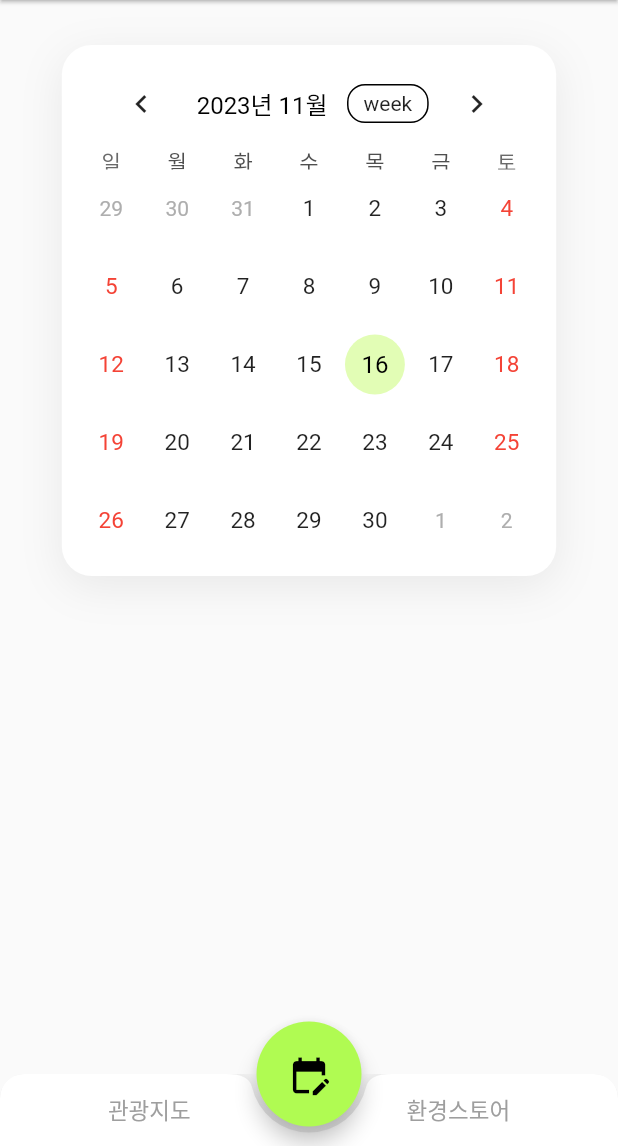
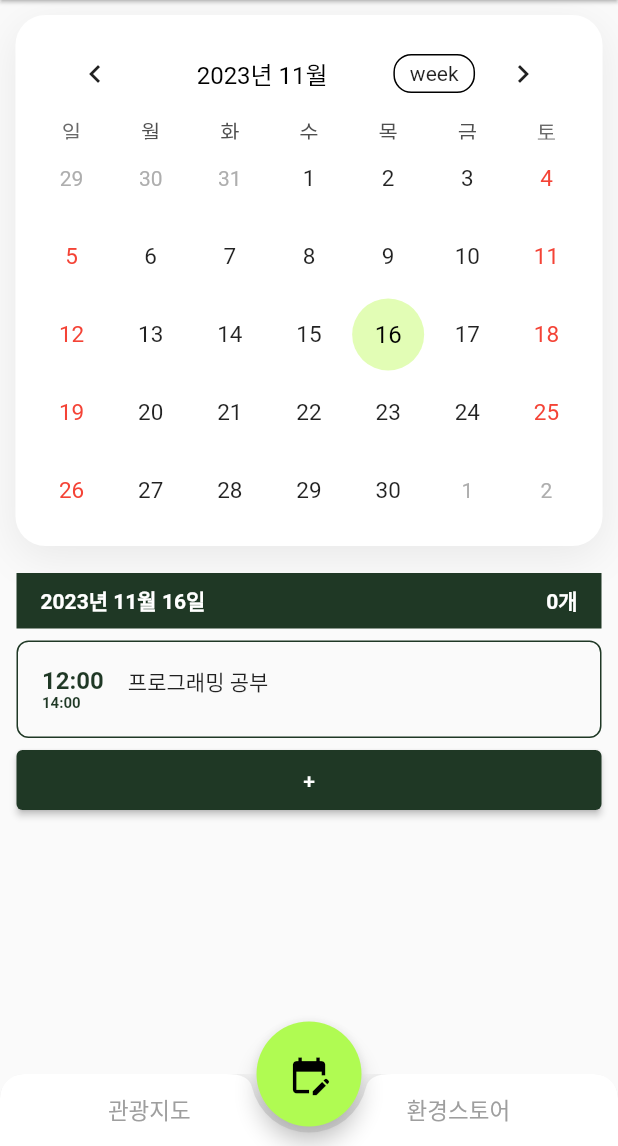
Before and after one commit to jymin99/ecotour, a Flutter app: the screen it shows after launch, on a phone screen of 412 x 824 dp, the part 90-1236 px from its top. Run offline on Flutter 3.47's test engine with Material 2 defaults, Android fonts, the light colour scheme and no system bars; drawn by our look-alikes of table_calendar; our stand-ins replace cloud_firestore, drift, firebase_auth, firebase_core, geolocator, get and 2 more; missing offline and left inert: kakao_flutter_sdk_user, kakao_map_plugin; accounts and stored records are empty; generated files the repository leaves out were written again; Roboto replaces fonts that are missing (Lotte).

Commit message:
저장버튼

```diff
--- a/lib/3catagories/planPage.dart
+++ b/lib/3catagories/1.planPage.dart
@@ -1,9 +1,19 @@
 import 'package:flutter/material.dart';
+import 'package:flutter/cupertino.dart';
 import 'package:table_calendar/table_calendar.dart';
-import 'package:capstone/style.dart';
+// import 'package:capstone/style.dart';
+import 'package:capstone/schedule/component/3.today_banner.dart';
+
+import 'package:capstone/schedule/component/main_calendar.dart';
+import 'package:capstone/schedule/component/2.schedule_card.dart';
+import 'package:capstone/schedule/const/colors.dart';
+import 'package:get_it/get_it.dart';
+import 'package:capstone/schedule/database/drift_database.dart';
+
 
 import 'package:cloud_firestore/cloud_firestore.dart';//일정 DB에 저장된 데이터 가져오기
 
+import 'package:capstone/schedule/component/2_2.add_schedule_card.dart';
 
 
 class PlanPage extends StatefulWidget {
@@ -36,9 +46,9 @@ class _PlanPageState extends State<PlanPage> {
             children: <Widget>[
               Center(
                 child: Container(
-                  margin: EdgeInsets.symmetric(vertical: 30),
-                  //height: size.width * 0.80,
-                  width: size.width * 0.80,
+                  margin: EdgeInsets.symmetric(vertical: 10),
+                  // height: size.width * 0.80,
+                  width: size.width * 0.95,
                   padding: EdgeInsets.all(11.0),
                   decoration: BoxDecoration(
                     borderRadius: BorderRadius.circular(20.0),
@@ -122,13 +132,86 @@ class _PlanPageState extends State<PlanPage> {
                           cellPadding : const EdgeInsets.all(0.0),
 
                         ),
+                      ),
 
-                      ),
-                      // 여기에 다른 위젯을 추가할 수 있음
                     ],
                   ),
                 ),
+
+
+
               ),
+
+
+              SizedBox(height: 8.0),
+              Container(
+                width: 390,
+                // 둥글게
+                child: TodayBanner(  // ➊ 배너 추가하기
+                  selectedDate: selectedDate,
+                  count: 0,
+                ),
+              ),
+              SizedBox(height: 8.0),
+
+
+
+              // //일정데이터 읽기
+              // Expanded(
+              //     child: StreamBuilder<List<Schedule>>(
+              //       stream: GetIt.I<LocalDatabase>().watchSchedules(selectedDate),
+              //       builder: (context, snapshot){
+              //         if(!snapshot.hasData){
+              //           return Container();
+              //         }
+              //
+              //         return ListView.builder(
+              //           itemCount: snapshot.data!.length,
+              //           itemBuilder: (context,index){
+              //             final schedule = snapshot.data![index];
+              //             return Padding(
+              //               padding: const EdgeInsets.only(bottom: 8.0, left: 8.0, right: 8.0),
+              //               child: ScheduleCard(
+              //                 startTime: schedule.startTime,
+              //                 endTime: schedule.endTime,
+              //                 content:schedule.content,
+              //               ),
+              //             );
+              //           },
+              //         );
+              //       },
+              //
+              //     )
+              // ),
+
+              ScheduleCard(  // ➊ 구현해둔 일정 카드
+                startTime: 12,
+                endTime: 14,
+                content: '프로그래밍 공부',
+              ),
+
+              SizedBox(height: 8.0),
+
+              SizedBox(
+                width: 390,
+                height: 40,
+                // width: double.infinity,
+                child: ElevatedButton(
+                  onPressed: (){
+
+
+                    showCupertinoModalPopup(  // ➋ BottomSheet 열기
+                      context: context,
+                      builder: (_) => AddScheduledCard(),
+                    );
+                  },
+                  style: ElevatedButton.styleFrom(
+                    primary: AppColor.deepGreen,
+                  ),
+                  child: Text('+'),
+                ),
+              ),
+
 
 
 
--- a/lib/main.dart
+++ b/lib/main.dart
@@ -11,6 +11,10 @@ import 'login.dart';
 import 'package:intl/date_symbol_data_local.dart';
 // import 'package:cloud_firestore/cloud_firestore.dart';
 
+import 'package:capstone/schedule/database/drift_database.dart';
+import 'package:get_it/get_it.dart';
+
+
 void main()async{
   WidgetsFlutterBinding.ensureInitialized();
   await Firebase.initializeApp();
@@ -20,6 +24,12 @@ void main()async{
   // MobileAds.instance.initialize();
 
   await initializeDateFormatting();
+
+  final database = LocalDatabase();
+  //localdatabase 클래스를 인스턴스화
+  GetIt.I.registerSingleton<LocalDatabase>(database);
+  //getit에 데이터베이스 변수 주입하기(의존성 주입)
+  //같은 database 변수를 getitI를 통해서 프로젝트 어디서든 사용할 수 있음.
 
 
   runApp(MyApp());
@@ -31,16 +41,9 @@ class MyApp extends StatelessWidget{
   @override
   Widget build(BuildContext context){
 
-    return GetMaterialApp(
+    return MaterialApp(
       debugShowCheckedModeBanner: false,
       title:'그린패스',
-      // theme: ThemeData(
-      //   colorScheme: ColorScheme.fromSwatch(
-      //     primarySwatch: Colors.blue, // 주요 색상 설정
-      //     accentColor: Colors.green, // 강조 색상 설정
-      //   ),// 강조 색상 (예: 버튼 클릭 시 등)
-      //   // 여기에 다른 테마 속성들을 추가할 수 있습니다.
-      // ),
       home:MainPage(),
       // LoginPage(),
     );
--- a/lib/schedule/component/schedule_card.dart
+++ b/lib/schedule/component/2.schedule_card.dart
@@ -16,6 +16,7 @@ class ScheduleCard extends StatelessWidget {
   @override
   Widget build(BuildContext context) {
     return Container(
+      width: 390,
       decoration: BoxDecoration(
         border: Border.all(
           width: 1.0,
```
Also changed, not shown: lib/mainPage.dart (+4 -4 lines), lib/schedule/component/1_2.dayPlan_dialog_sheet.dart (added, +486 -0 lines), lib/schedule/component/2_2.add_schedule_card.dart (added, +27 -0 lines), lib/schedule/component/1.schedule_dialog_sheet.dart (renamed from lib/schedule/component/schedule_dialog_sheet.dart), lib/schedule/component/3.today_banner.dart (renamed from lib/schedule/component/today_banner.dart), 2 other files.
